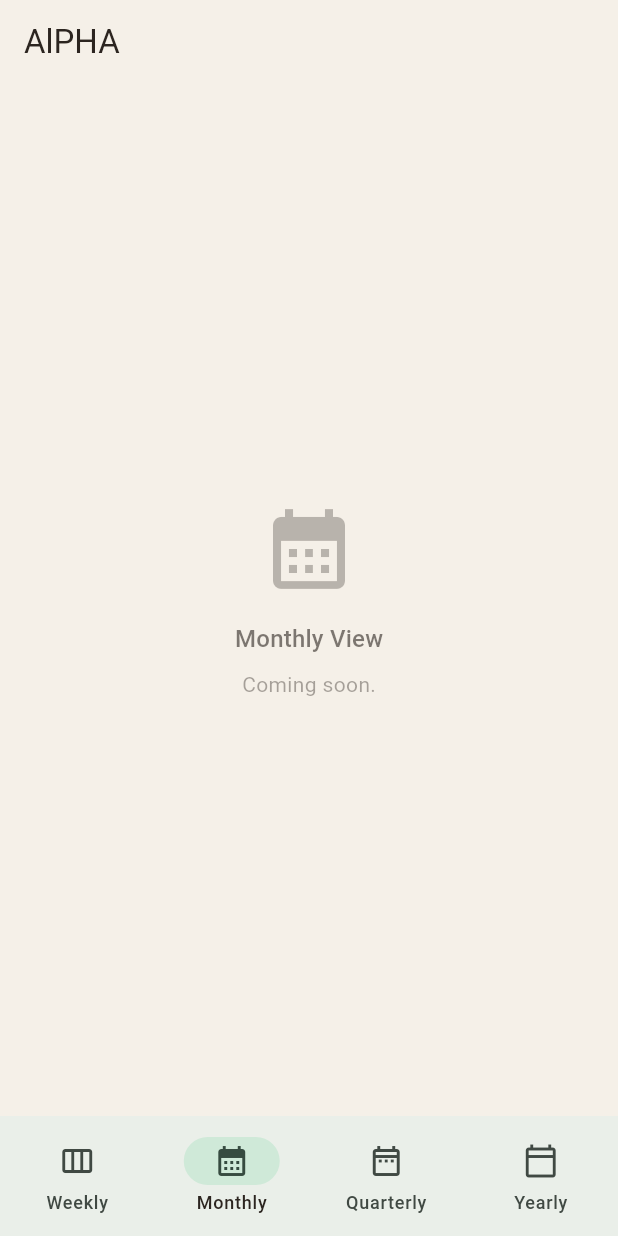
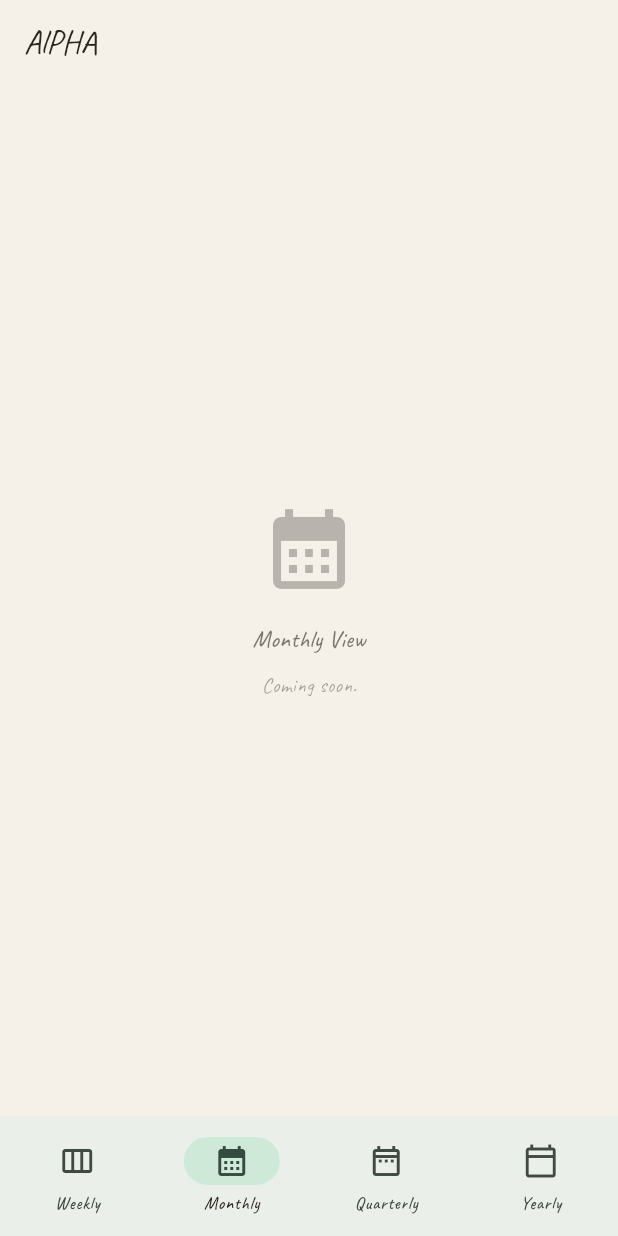
Before and after one commit to dev-dull/AL_PHA, a Flutter app: the screen it shows after launch, item 2 of the bottom bar chosen, on a phone screen of 412 x 824 dp. Run offline on Flutter 3.47's test engine with Material 3 defaults, Android fonts, the phone set to English and light mode, and no system bars; our stand-ins replace drift, flutter_riverpod, freezed_annotation, go_router, google_fonts, riverpod_annotation; accounts and stored records are empty; generated files the repository leaves out were written again.

Commit message:
feat: use checkmark for done symbol and Caveat handwritten font
- Change X marker to ✓ (checkmark) for a friendlier look
- Add google_fonts package with Caveat for a handwritten feel
- Apply Caveat text theme across the entire app

Co-Authored-By: Claude Opus 4.6 <noreply@anthropic.com>

```diff
--- a/lib/app/theme.dart
+++ b/lib/app/theme.dart
@@ -1,4 +1,5 @@
 import 'package:flutter/material.dart';
+import 'package:google_fonts/google_fonts.dart';
 import 'package:alpha/features/marker/domain/marker_symbol.dart';
 
 // ── App theme identifiers ─────────────────────────────────────────
@@ -77,9 +78,17 @@ class AlphaTheme {
   }
 
   static ThemeData _buildTheme(ColorScheme colorScheme) {
+    final textTheme = GoogleFonts.caveatTextTheme(
+      ThemeData(colorScheme: colorScheme).textTheme,
+    ).apply(
+      bodyColor: colorScheme.onSurface,
+      displayColor: colorScheme.onSurface,
+    );
+
     return ThemeData(
       useMaterial3: true,
       colorScheme: colorScheme,
+      textTheme: textTheme,
       scaffoldBackgroundColor: colorScheme.surface,
       appBarTheme: AppBarTheme(
         centerTitle: false,
--- a/lib/features/marker/domain/marker_symbol.dart
+++ b/lib/features/marker/domain/marker_symbol.dart
@@ -13,7 +13,7 @@ enum MarkerSymbol {
       case MarkerSymbol.slash:
         return '/';
       case MarkerSymbol.x:
-        return 'X';
+        return '✓';
       case MarkerSymbol.migratedForward:
         return '>';
       case MarkerSymbol.doneEarly:
--- a/pubspec.yaml
+++ b/pubspec.yaml
@@ -30,6 +30,7 @@ dependencies:
   # Utilities
   uuid: ^4.5.1
   intl: ^0.19.0
+  google_fonts: ^8.0.2
 
 dev_dependencies:
   flutter_test:
```
Also changed, not shown: pubspec.lock, 1 other file.
